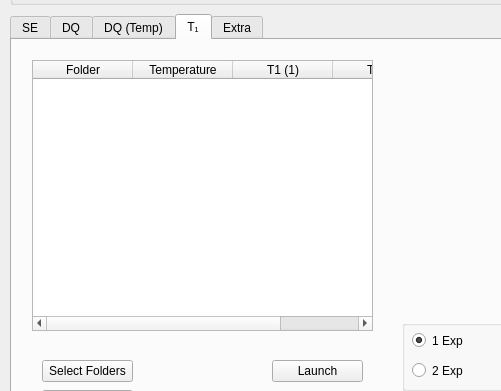
This is form.ui in timesama/M2-Approach as Qt 5 draws it before an edit; both pictures show x 0 to 501 and y 296 to 687 of the 1100 by 900 pixel window. The edited form follows.
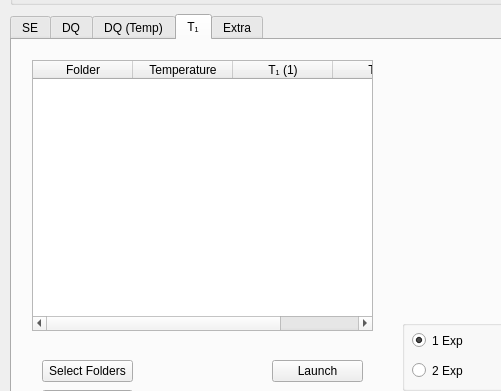
This is the edited form. Custom widgets are drawn as their Qt base class.

Commit message: With mother and father it chooses several folders

Diff of the .ui file:
```diff
--- a/form.ui
+++ b/form.ui
@@ -885,12 +885,12 @@
       </column>
       <column>
        <property name="text">
-        <string>T1 (1)</string>
+        <string>T₁ (1)</string>
        </property>
       </column>
       <column>
        <property name="text">
-        <string>T1 (2)</string>
+        <string>T₁ (2)</string>
        </property>
       </column>
      </widget>
```
The commit also changes 1 other file.
